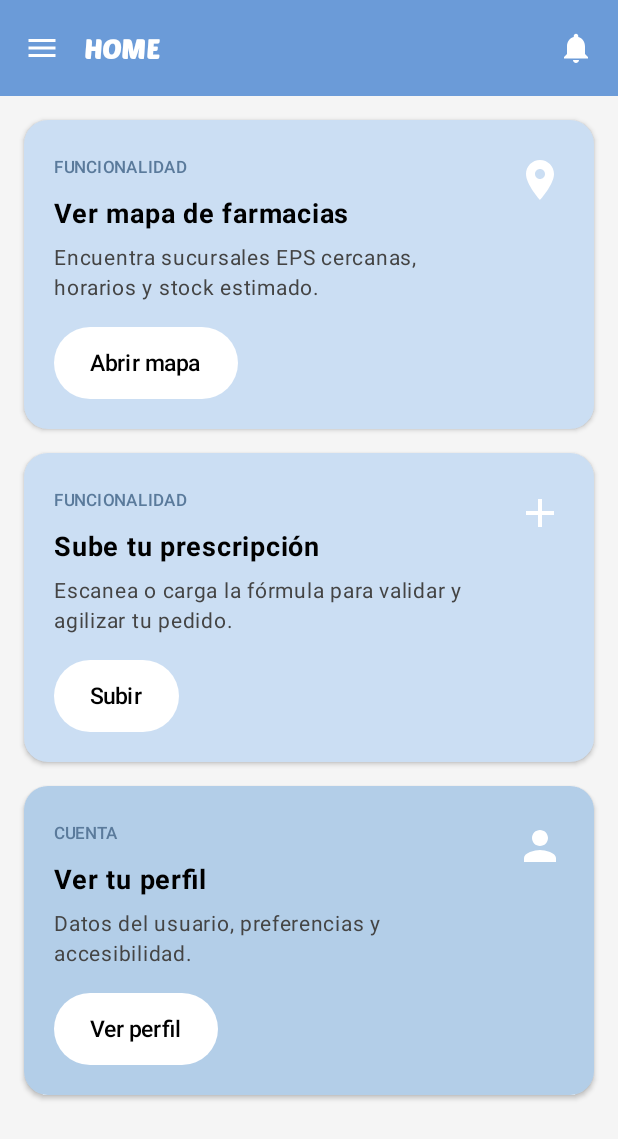
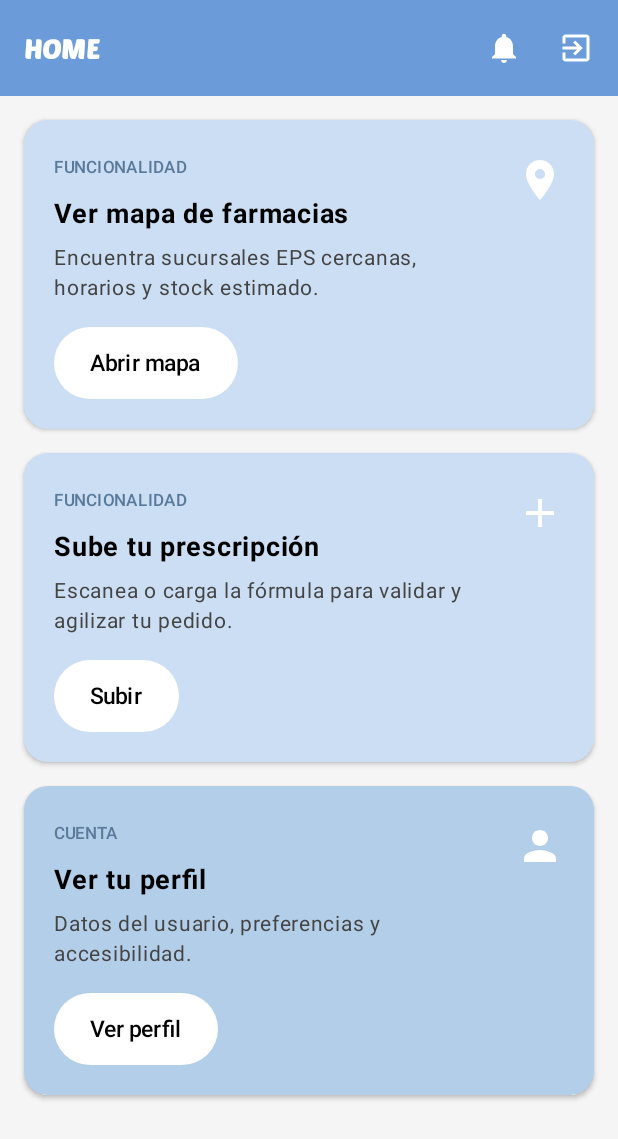
Before and after one commit to G-33-movile-applications/Kotlin., an Android app built with Jetpack Compose: the HomeActivity screen opened directly, with no data from a screen before it, on a phone screen of 412 x 824 dp. Shown: the top 1139 px of the screen. Run offline under Robolectric (Android 15) with nearby library versions, the phone set to English and light mode, and no system bars; our stand-ins replace Firebase (no records; nobody signed in at launch, a user with empty details on screens opened directly).

Commit message:
botton logout

```diff
--- a/app/src/main/java/com/example/mymeds/views/HomeActivity.kt
+++ b/app/src/main/java/com/example/mymeds/views/HomeActivity.kt
@@ -1,5 +1,4 @@
 package com.example.mymeds.views
-
 
 import android.content.Intent
 import android.os.Bundle
@@ -11,7 +10,11 @@ import androidx.compose.foundation.rememberScrollState
 import androidx.compose.foundation.shape.RoundedCornerShape
 import androidx.compose.foundation.verticalScroll
 import androidx.compose.material.icons.Icons
-import androidx.compose.material.icons.filled.*
+import androidx.compose.material.icons.filled.Add
+import androidx.compose.material.icons.filled.ExitToApp
+import androidx.compose.material.icons.filled.Notifications
+import androidx.compose.material.icons.filled.Person
+import androidx.compose.material.icons.filled.Place
 import androidx.compose.material3.*
 import androidx.compose.runtime.Composable
 import androidx.compose.ui.Alignment
@@ -23,6 +26,7 @@ import androidx.compose.ui.unit.dp
 import androidx.compose.ui.unit.sp
 import com.example.mymeds.ui.theme.MyMedsTheme
 import androidx.compose.ui.tooling.preview.Preview
+import com.google.firebase.auth.FirebaseAuth
 
 class HomeActivity : ComponentActivity() {
 
@@ -32,18 +36,11 @@ class HomeActivity : ComponentActivity() {
         setContent {
             MyMedsTheme {
                 HomeScreen(
-                    onMapClick = {
-                        navigateToMap()
-                    },
-                    onUploadPrescriptionClick = {
-                        navigateToUploadPrescription()
-                    },
-                    onProfileClick = {
-                        navigateToProfile()
-                    },
-                    onNotificationsClick = {
-                        showNotifications()
-                    }
+                    onMapClick = { navigateToMap() },
+                    onUploadPrescriptionClick = { navigateToUploadPrescription() },
+                    onProfileClick = { navigateToProfile() },
+                    onNotificationsClick = { showNotifications() },
+                    onLogoutClick = { logout() }
                 )
             }
         }
@@ -64,9 +61,15 @@ class HomeActivity : ComponentActivity() {
         startActivity(intent)
     }
 
-
     private fun showNotifications() {
         // Implementar lógica de notificaciones
+    }
+
+    private fun logout() {
+        FirebaseAuth.getInstance().signOut()
+        // Cambia LoginActivity por el nombre real de tu pantalla de login si difiere
+        startActivity(Intent(this, LoginActivity::class.java))
+        finish()
     }
 }
 
@@ -76,7 +79,8 @@ fun HomeScreen(
     onMapClick: () -> Unit = {},
     onUploadPrescriptionClick: () -> Unit = {},
     onProfileClick: () -> Unit = {},
-    onNotificationsClick: () -> Unit = {}
+    onNotificationsClick: () -> Unit = {},
+    onLogoutClick: () -> Unit = {}
 ) {
     Scaffold(
         topBar = {
@@ -89,20 +93,19 @@ fun HomeScreen(
                         color = Color.White
                     )
                 },
-                navigationIcon = {
-                    IconButton(onClick = { /* Menú */ }) {
+                // ❌ Sin navigationIcon (menú hamburguesa eliminado)
+                actions = {
+                    IconButton(onClick = onNotificationsClick) {
                         Icon(
-                            imageVector = Icons.Default.Menu,
-                            contentDescription = "Menú",
+                            imageVector = Icons.Filled.Notifications,
+                            contentDescription = "Notificaciones",
                             tint = Color.White
                         )
                     }
-                },
-                actions = {
-                    IconButton(onClick = onNotificationsClick) {
+                    IconButton(onClick = onLogoutClick) {
                         Icon(
-                            imageVector = Icons.Default.Notifications,
-                            contentDescription = "Notificaciones",
+                            imageVector = Icons.Filled.ExitToApp, // usa Icons.Default.Logout si lo tienes
+                            contentDescription = "Cerrar sesión",
                             tint = Color.White
                         )
                     }
@@ -125,7 +128,7 @@ fun HomeScreen(
             FunctionalityCard(
                 title = "Ver mapa de farmacias",
                 description = "Encuentra sucursales EPS cercanas, horarios y stock estimado.",
-                icon = Icons.Default.Place,
+                icon = Icons.Filled.Place,
                 buttonText = "Abrir mapa",
                 onClick = onMapClick
             )
@@ -135,7 +138,7 @@ fun HomeScreen(
             FunctionalityCard(
                 title = "Sube tu prescripción",
                 description = "Escanea o carga la fórmula para validar y agilizar tu pedido.",
-                icon = Icons.Default.Add,
+                icon = Icons.Filled.Add,
                 buttonText = "Subir",
                 onClick = onUploadPrescriptionClick
             )
@@ -145,7 +148,7 @@ fun HomeScreen(
             FunctionalityCard(
                 title = "Ver tu perfil",
                 description = "Datos del usuario, preferencias y accesibilidad.",
-                icon = Icons.Default.Person,
+                icon = Icons.Filled.Person,
                 buttonText = "Ver perfil",
                 onClick = onProfileClick,
                 isAccount = true
@@ -247,16 +250,10 @@ fun FunctionalityCard(
     }
 }
 
-
 @Preview(showBackground = true, showSystemUi = true)
 @Composable
 fun HomeScreenPreview() {
     MyMedsTheme {
-        HomeScreen(
-            onMapClick = {},
-            onUploadPrescriptionClick = {},
-            onProfileClick = {},
-            onNotificationsClick = {}
-        )
+        HomeScreen()
     }
 }
```
